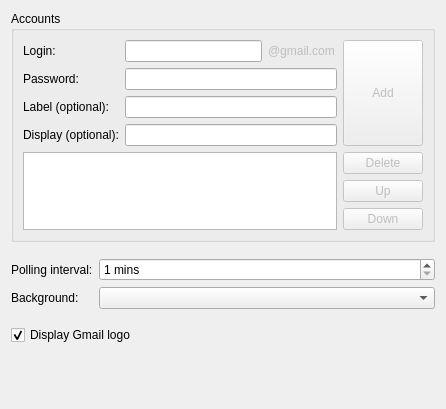
xxsergzzxx/gmailnotifier, file src/applet/gmailnotifierappletconfig.ui: the form before one commit.
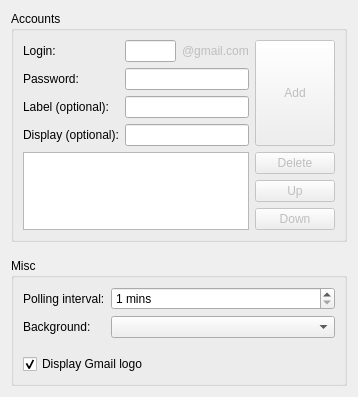
The form after the commit. Custom widgets are drawn as their Qt base class.

Commit message: CGUI improvements: - Set button icons - Added a "Misc" group - Improved layout

```diff
--- a/src/applet/gmailnotifierappletconfig.ui
+++ b/src/applet/gmailnotifierappletconfig.ui
@@ -5,61 +5,44 @@
    <rect>
     <x>0</x>
     <y>0</y>
-    <width>446</width>
-    <height>409</height>
+    <width>358</width>
+    <height>396</height>
    </rect>
   </property>
   <property name="windowTitle" >
    <string>Form</string>
   </property>
-  <layout class="QGridLayout" name="gridLayout_4" >
+  <layout class="QGridLayout" name="gridLayout" >
    <item row="0" column="0" >
-    <widget class="QGroupBox" name="groupBox" >
+    <widget class="QGroupBox" name="grpBoxAccounts" >
+     <property name="sizePolicy" >
+      <sizepolicy vsizetype="Expanding" hsizetype="Preferred" >
+       <horstretch>0</horstretch>
+       <verstretch>0</verstretch>
+      </sizepolicy>
+     </property>
      <property name="title" >
       <string>Accounts</string>
      </property>
      <layout class="QGridLayout" name="gridLayout_3" >
       <item row="0" column="0" >
-       <layout class="QGridLayout" name="gridLayout" >
-        <item row="0" column="1" >
-         <widget class="KPushButton" name="btnAddModify" >
-          <property name="enabled" >
-           <bool>false</bool>
-          </property>
-          <property name="sizePolicy" >
-           <sizepolicy vsizetype="Minimum" hsizetype="Minimum" >
-            <horstretch>0</horstretch>
-            <verstretch>0</verstretch>
-           </sizepolicy>
-          </property>
-          <property name="toolTip" >
-           <string>Add this account to the list</string>
-          </property>
-          <property name="text" >
-           <string>Add</string>
-          </property>
-          <property name="autoDefault" >
-           <bool>true</bool>
-          </property>
-          <property name="default" >
-           <bool>true</bool>
-          </property>
-         </widget>
-        </item>
-        <item rowspan="3" row="4" column="0" >
-         <widget class="KListWidget" name="listAccounts" >
-          <property name="toolTip" >
-           <string>Account list</string>
-          </property>
-          <property name="showDropIndicator" stdset="0" >
-           <bool>false</bool>
-          </property>
-         </widget>
-        </item>
+       <layout class="QGridLayout" name="gridLayoutAccounts" >
+        <property name="sizeConstraint" >
+         <enum>QLayout::SetMaximumSize</enum>
+        </property>
         <item row="0" column="0" >
          <layout class="QGridLayout" name="gridLayout_2" >
+          <property name="sizeConstraint" >
+           <enum>QLayout::SetFixedSize</enum>
+          </property>
           <item rowspan="2" row="0" column="0" >
            <widget class="QLabel" name="lblLogin" >
+            <property name="sizePolicy" >
+             <sizepolicy vsizetype="Fixed" hsizetype="Preferred" >
+              <horstretch>0</horstretch>
+              <verstretch>0</verstretch>
+             </sizepolicy>
+            </property>
             <property name="text" >
              <string>Login:</string>
             </property>
@@ -81,8 +64,30 @@
             </property>
            </widget>
           </item>
+          <item rowspan="2" row="0" column="3" >
+           <widget class="QLabel" name="lblGmaildotcom" >
+            <property name="enabled" >
+             <bool>false</bool>
+            </property>
+            <property name="sizePolicy" >
+             <sizepolicy vsizetype="Fixed" hsizetype="Preferred" >
+              <horstretch>0</horstretch>
+              <verstretch>0</verstretch>
+             </sizepolicy>
+            </property>
+            <property name="text" >
+             <string>@gmail.com</string>
+            </property>
+           </widget>
+          </item>
           <item row="2" column="0" >
            <widget class="QLabel" name="lblPassword" >
+            <property name="sizePolicy" >
+             <sizepolicy vsizetype="Fixed" hsizetype="Preferred" >
+              <horstretch>0</horstretch>
+              <verstretch>0</verstretch>
+             </sizepolicy>
+            </property>
             <property name="text" >
              <string>Password:</string>
             </property>
@@ -104,38 +109,14 @@
             </property>
            </widget>
           </item>
-          <item row="4" column="0" >
-           <widget class="QLabel" name="lblDisplay" >
-            <property name="text" >
-             <string>Display (optional):</string>
-            </property>
-            <property name="buddy" >
-             <cstring>leDisplay</cstring>
-            </property>
-           </widget>
-          </item>
-          <item row="4" column="1" colspan="3" >
-           <widget class="KLineEdit" name="leDisplay" >
-            <property name="toolTip" >
-             <string>Use this if you want to display something other than your login name in the applet</string>
-            </property>
-            <property name="showClearButton" stdset="0" >
-             <bool>true</bool>
-            </property>
-           </widget>
-          </item>
-          <item rowspan="2" row="0" column="3" >
-           <widget class="QLabel" name="lblGmaildotcom" >
-            <property name="enabled" >
-             <bool>false</bool>
-            </property>
-            <property name="text" >
-             <string>@gmail.com</string>
-            </property>
-           </widget>
-          </item>
           <item row="3" column="0" >
            <widget class="QLabel" name="lblLabel" >
+            <property name="sizePolicy" >
+             <sizepolicy vsizetype="Fixed" hsizetype="Preferred" >
+              <horstretch>0</horstretch>
+              <verstretch>0</verstretch>
+             </sizepolicy>
+            </property>
             <property name="text" >
              <string>Label (optional):</string>
             </property>
@@ -154,39 +135,101 @@
             </property>
            </widget>
           </item>
+          <item row="4" column="0" >
+           <widget class="QLabel" name="lblDisplay" >
+            <property name="sizePolicy" >
+             <sizepolicy vsizetype="Fixed" hsizetype="Preferred" >
+              <horstretch>0</horstretch>
+              <verstretch>0</verstretch>
+             </sizepolicy>
+            </property>
+            <property name="text" >
+             <string>Display (optional):</string>
+            </property>
+            <property name="buddy" >
+             <cstring>leDisplay</cstring>
+            </property>
+           </widget>
+          </item>
+          <item row="4" column="1" colspan="3" >
+           <widget class="KLineEdit" name="leDisplay" >
+            <property name="toolTip" >
+             <string>Use this if you want to display something other than your login name in the applet</string>
+            </property>
+            <property name="showClearButton" stdset="0" >
+             <bool>true</bool>
+            </property>
+           </widget>
+          </item>
          </layout>
         </item>
-        <item row="6" column="1" >
-         <widget class="KPushButton" name="btnDown" >
+        <item row="0" column="1" >
+         <widget class="KPushButton" name="btnAddModify" >
           <property name="enabled" >
            <bool>false</bool>
           </property>
+          <property name="sizePolicy" >
+           <sizepolicy vsizetype="Minimum" hsizetype="Minimum" >
+            <horstretch>0</horstretch>
+            <verstretch>0</verstretch>
+           </sizepolicy>
+          </property>
           <property name="toolTip" >
-           <string>Move the selected account down</string>
+           <string>Add this account to the list</string>
           </property>
           <property name="text" >
-           <string>Down</string>
+           <string>Add</string>
           </property>
+          <property name="autoDefault" >
+           <bool>true</bool>
+          </property>
+          <property name="default" >
+           <bool>true</bool>
+          </property>
          </widget>
         </item>
-        <item row="5" column="1" >
-         <widget class="KPushButton" name="btnUp" >
-          <property name="enabled" >
-           <bool>false</bool>
+        <item rowspan="2" row="5" column="0" >
+         <widget class="KListWidget" name="listAccounts" >
+          <property name="sizePolicy" >
+           <sizepolicy vsizetype="Expanding" hsizetype="Expanding" >
+            <horstretch>0</horstretch>
+            <verstretch>255</verstretch>
+           </sizepolicy>
           </property>
           <property name="toolTip" >
-           <string>Move the selected account up</string>
+           <string>Account list</string>
           </property>
-          <property name="text" >
-           <string>Up</string>
+          <property name="showDropIndicator" stdset="0" >
+           <bool>false</bool>
           </property>
          </widget>
         </item>
-        <item row="4" column="1" >
+        <item rowspan="2" row="5" column="1" >
+         <layout class="QVBoxLayout" name="verticalLayout" >
+          <item>
+           <spacer name="verticalSpacer" >
+            <property name="orientation" >
+             <enum>Qt::Vertical</enum>
+            </property>
+            <property name="sizeHint" stdset="0" >
+             <size>
+              <width>20</width>
+              <height>40</height>
+             </size>
+            </property>
+           </spacer>
+          </item>
+          <item>
          <widget class="KPushButton" name="btnDelete" >
           <property name="enabled" >
            <bool>false</bool>
           </property>
+            <property name="sizePolicy" >
+             <sizepolicy vsizetype="Minimum" hsizetype="Minimum" >
+              <horstretch>0</horstretch>
+              <verstretch>0</verstretch>
+             </sizepolicy>
+            </property>
           <property name="toolTip" >
            <string>Delete the selected account</string>
           </property>
@@ -195,6 +238,46 @@
           </property>
          </widget>
         </item>
+          <item>
+           <widget class="KPushButton" name="btnUp" >
+            <property name="enabled" >
+             <bool>false</bool>
+            </property>
+            <property name="sizePolicy" >
+             <sizepolicy vsizetype="Minimum" hsizetype="Minimum" >
+              <horstretch>0</horstretch>
+              <verstretch>0</verstretch>
+             </sizepolicy>
+            </property>
+            <property name="toolTip" >
+             <string>Move the selected account up</string>
+            </property>
+            <property name="text" >
+             <string>Up</string>
+            </property>
+           </widget>
+          </item>
+          <item>
+           <widget class="KPushButton" name="btnDown" >
+            <property name="enabled" >
+             <bool>false</bool>
+            </property>
+            <property name="sizePolicy" >
+             <sizepolicy vsizetype="Minimum" hsizetype="Minimum" >
+              <horstretch>0</horstretch>
+              <verstretch>0</verstretch>
+             </sizepolicy>
+            </property>
+            <property name="toolTip" >
+             <string>Move the selected account down</string>
+            </property>
+            <property name="text" >
+             <string>Down</string>
+            </property>
+           </widget>
+          </item>
+         </layout>
+        </item>
        </layout>
       </item>
      </layout>
@@ -216,53 +299,14 @@
      </property>
     </spacer>
    </item>
-   <item row="3" column="0" >
-    <spacer name="verticalSpacer_3" >
-     <property name="orientation" >
-      <enum>Qt::Vertical</enum>
-     </property>
-     <property name="sizeType" >
-      <enum>QSizePolicy::Fixed</enum>
-     </property>
-     <property name="sizeHint" stdset="0" >
-      <size>
-       <width>20</width>
-       <height>10</height>
-      </size>
-     </property>
-    </spacer>
-   </item>
-   <item row="4" column="0" >
-    <widget class="QCheckBox" name="cbDisplayLogo" >
-     <property name="enabled" >
-      <bool>true</bool>
-     </property>
-     <property name="toolTip" >
-      <string>Show/hide the Gmail logo within the widget</string>
-     </property>
-     <property name="text" >
-      <string>Display Gmail logo</string>
-     </property>
-     <property name="checked" >
-      <bool>true</bool>
-     </property>
-    </widget>
-   </item>
-   <item row="5" column="0" >
-    <spacer name="verticalSpacer_1" >
-     <property name="orientation" >
-      <enum>Qt::Vertical</enum>
-     </property>
-     <property name="sizeHint" stdset="0" >
-      <size>
-       <width>20</width>
-       <height>40</height>
-      </size>
-     </property>
-    </spacer>
-   </item>
    <item row="2" column="0" >
-    <layout class="QGridLayout" name="gridLayout_1" >
+    <widget class="QGroupBox" name="grpBoxMisc" >
+     <property name="title" >
+      <string>Misc</string>
+     </property>
+     <layout class="QGridLayout" name="gridLayout_4" >
+      <item row="0" column="0" >
+       <layout class="QGridLayout" name="gridLayoutMisc" >
      <item row="0" column="0" >
       <widget class="QLabel" name="lblPollingInterval" >
        <property name="text" >
@@ -288,6 +332,9 @@
        <property name="toolTip" >
         <string>Polling interval</string>
        </property>
+          <property name="autoFillBackground" >
+           <bool>false</bool>
+          </property>
        <property name="suffix" >
         <string> mins</string>
        </property>
@@ -314,6 +361,41 @@
      </item>
     </layout>
    </item>
+      <item row="1" column="0" >
+       <spacer name="verticalSpacer_3" >
+        <property name="orientation" >
+         <enum>Qt::Vertical</enum>
+        </property>
+        <property name="sizeType" >
+         <enum>QSizePolicy::Fixed</enum>
+        </property>
+        <property name="sizeHint" stdset="0" >
+         <size>
+          <width>20</width>
+          <height>10</height>
+         </size>
+        </property>
+       </spacer>
+      </item>
+      <item row="2" column="0" >
+       <widget class="QCheckBox" name="cbDisplayLogo" >
+        <property name="enabled" >
+         <bool>true</bool>
+        </property>
+        <property name="toolTip" >
+         <string>Show/hide the Gmail logo within the widget</string>
+        </property>
+        <property name="text" >
+         <string>Display Gmail logo</string>
+        </property>
+        <property name="checked" >
+         <bool>true</bool>
+        </property>
+       </widget>
+      </item>
+     </layout>
+    </widget>
+   </item>
   </layout>
  </widget>
  <customwidgets>
```
Left out of the diff: 3 changed lines with no effect on the pictures. Lines whose indentation alone changed are shown as unchanged. The commit also changes 1 other file.
